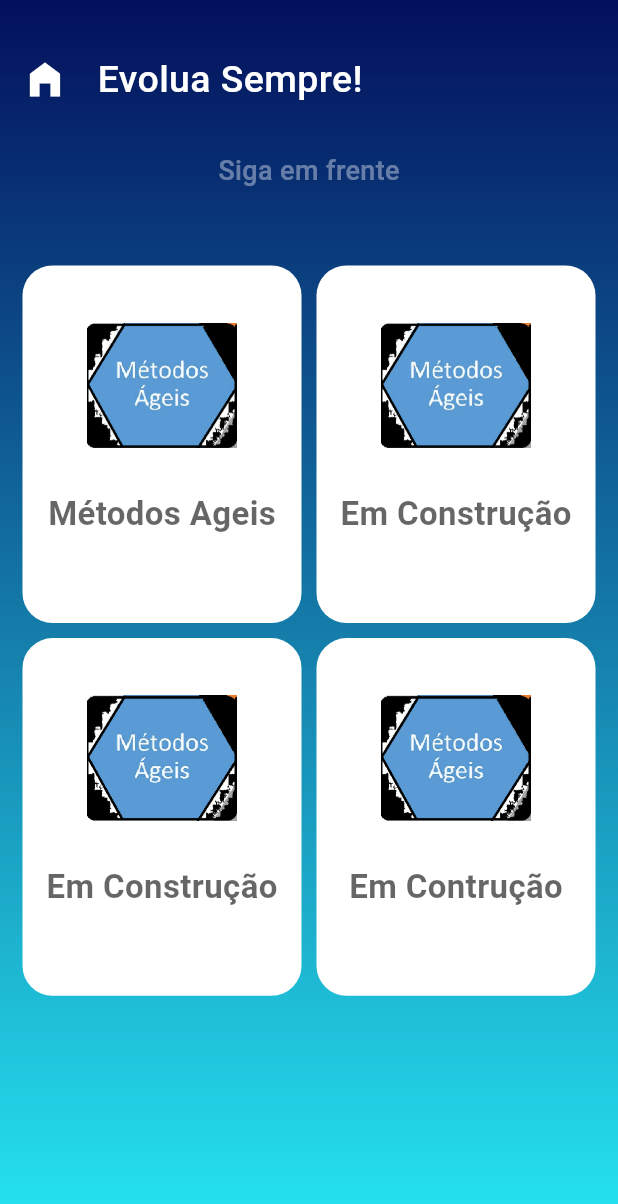
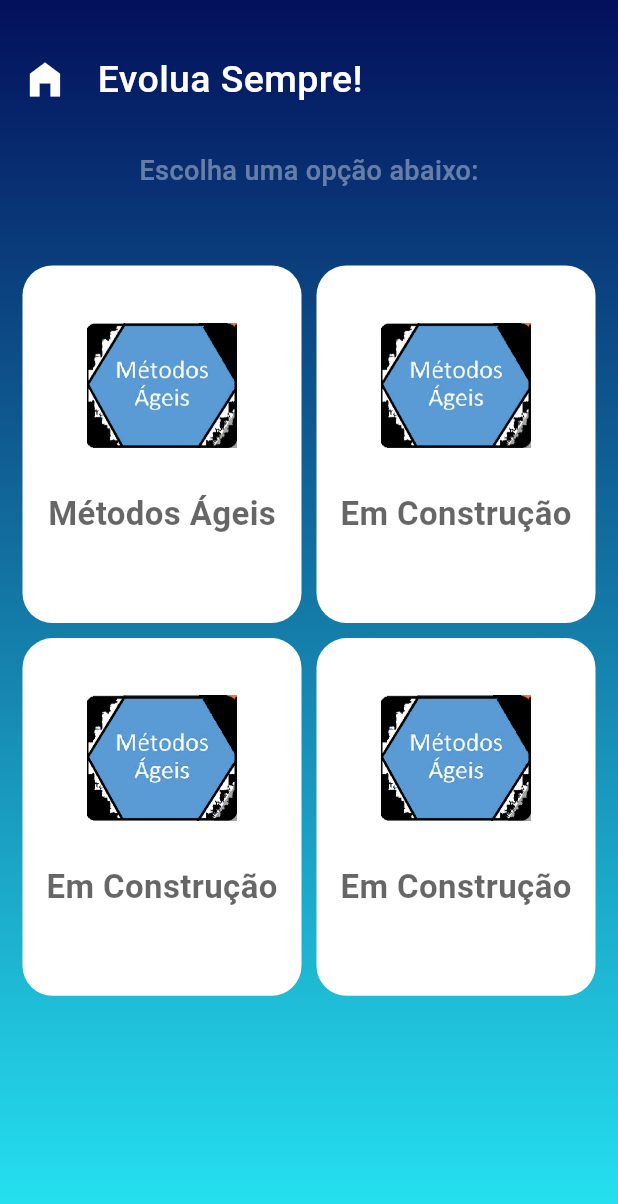
Before and after one commit to WillianSeidel/Miniquiz-Faculdade, a Flutter app: the HomeScreen screen opened directly, on a phone screen of 412 x 824 dp. Shown: the top 1204 px of the screen. Run offline on Flutter 3.47's test engine with Material 3 defaults, Android fonts, the light colour scheme and no system bars.

Commit message:
feat: correction text BR

```diff
--- a/mini_quiz_uninter/lib/Data/data.dart
+++ b/mini_quiz_uninter/lib/Data/data.dart
@@ -2,8 +2,44 @@ import 'package:mini_quiz_uninter/Models/model.dart';
 
 class Data {
   static List<Category> categories = [
-    Category(name: 'Métodos Ageis', image: 'assets/mta.png', quizSets: [
-      QuizSet(name: 'quiz 0001', questions: [
+    Category(name: 'Métodos Ágeis', image: 'assets/mta.png', quizSets: [
+      QuizSet(name: '[01] - Métodos Ágeis', questions: [
+        Question(
+            question: 'Qual pokemon',
+            options: ['pikachu', 'charmander', 'bulba', 'onix'],
+            selectedIndex: 0),
+        Question(
+            question: 'Qual bola',
+            options: ['redonda', 'quadrada', 'bulba', 'onix'],
+            selectedIndex: 0),
+        Question(
+            question: 'Qual cor',
+            options: ['azul', 'tijolo', 'bulba', 'onix'],
+            selectedIndex: 0),
+        Question(
+            question: 'Qual animaml',
+            options: ['dog', 'car', 'bird', 'onix'],
+            selectedIndex: 3),
+      ]),
+      QuizSet(name: '[02] - Métodos Ágeis', questions: [
+        Question(
+            question: 'Qual pokemon',
+            options: ['pikachu', 'charmander', 'bulba', 'onix'],
+            selectedIndex: 0),
+        Question(
+            question: 'Qual bola',
+            options: ['redonda', 'quadrada', 'bulba', 'onix'],
+            selectedIndex: 0),
+        Question(
+            question: 'Qual cor',
+            options: ['azul', 'tijolo', 'bulba', 'onix'],
+            selectedIndex: 0),
+        Question(
+            question: 'Qual animaml',
+            options: ['dog', 'car', 'bird', 'onix'],
+            selectedIndex: 3),
+      ]),
+      QuizSet(name: '[03] - Métodos Ágeis', questions: [
         Question(
             question: 'Qual pokemon',
             options: ['pikachu', 'charmander', 'bulba', 'onix'],
@@ -24,6 +60,6 @@ class Data {
     ]),
     Category(name: 'Em Construção', image: 'assets/mta.png', quizSets: []),
     Category(name: 'Em Construção', image: 'assets/mta.png', quizSets: []),
-    Category(name: 'Em Contrução', image: 'assets/mta.png', quizSets: [])
+    Category(name: 'Em Construção', image: 'assets/mta.png', quizSets: [])
   ];
 }
--- a/mini_quiz_uninter/lib/screens/category_set_screen.dart
+++ b/mini_quiz_uninter/lib/screens/category_set_screen.dart
@@ -46,9 +46,9 @@ class CategorySetScreen extends StatelessWidget {
                       ),
                     ),
                     Text(
-                      'Test your Skill',
+                      'Teste o seu conhecimento:',
                       style: TextStyle(
-                        fontSize: 25,
+                        fontSize: 24,
                         fontWeight: FontWeight.w500,
                         color: Colors.white,
                       ),
--- a/mini_quiz_uninter/lib/screens/home_screen.dart
+++ b/mini_quiz_uninter/lib/screens/home_screen.dart
@@ -53,7 +53,7 @@ class HomeScreen extends StatelessWidget {
                 Padding(
                   padding: EdgeInsets.all(15),
                   child: Text(
-                    'Siga em frente',
+                    'Escolha uma opção abaixo:',
                     style: TextStyle(
                       fontSize: 18,
                       fontWeight: FontWeight.w500,
--- a/mini_quiz_uninter/lib/screens/quiz_screen.dart
+++ b/mini_quiz_uninter/lib/screens/quiz_screen.dart
@@ -78,7 +78,7 @@ class _QuizScreenState extends State<QuizScreen> {
                     Text(
                       widget.quizSet.name,
                       style: TextStyle(
-                        fontSize: 25,
+                        fontSize: 24,
                         fontWeight: FontWeight.w500,
                         color: Colors.white,
                       ),
--- a/mini_quiz_uninter/lib/screens/result_screen.dart
+++ b/mini_quiz_uninter/lib/screens/result_screen.dart
@@ -21,12 +21,12 @@ class ResultScreen extends StatelessWidget {
   @override
   Widget build(BuildContext context) {
     String feedback = totalScore < 30
-        ? 'VocÊ falhou'
+        ? 'Você falhou!'
         : totalScore < 60
             ? 'Bom!'
             : totalScore < 80
-                ? 'ótimo'
-                : 'PARABÉNS';
+                ? 'Ótimo!'
+                : 'Parabéns!';
     return Scaffold(
         body: Container(
       height: double.infinity,
@@ -90,7 +90,7 @@ class ResultScreen extends StatelessWidget {
                   ),
                   SizedBox(height: 20),
                   Text(
-                    'Sua pontuação foi de',
+                    'Sua pontuação foi de:',
                     style: TextStyle(
                       fontSize: 18,
                       fontWeight: FontWeight.w500,
```
Also changed, not shown: mini_quiz_uninter/assets/books.png.
